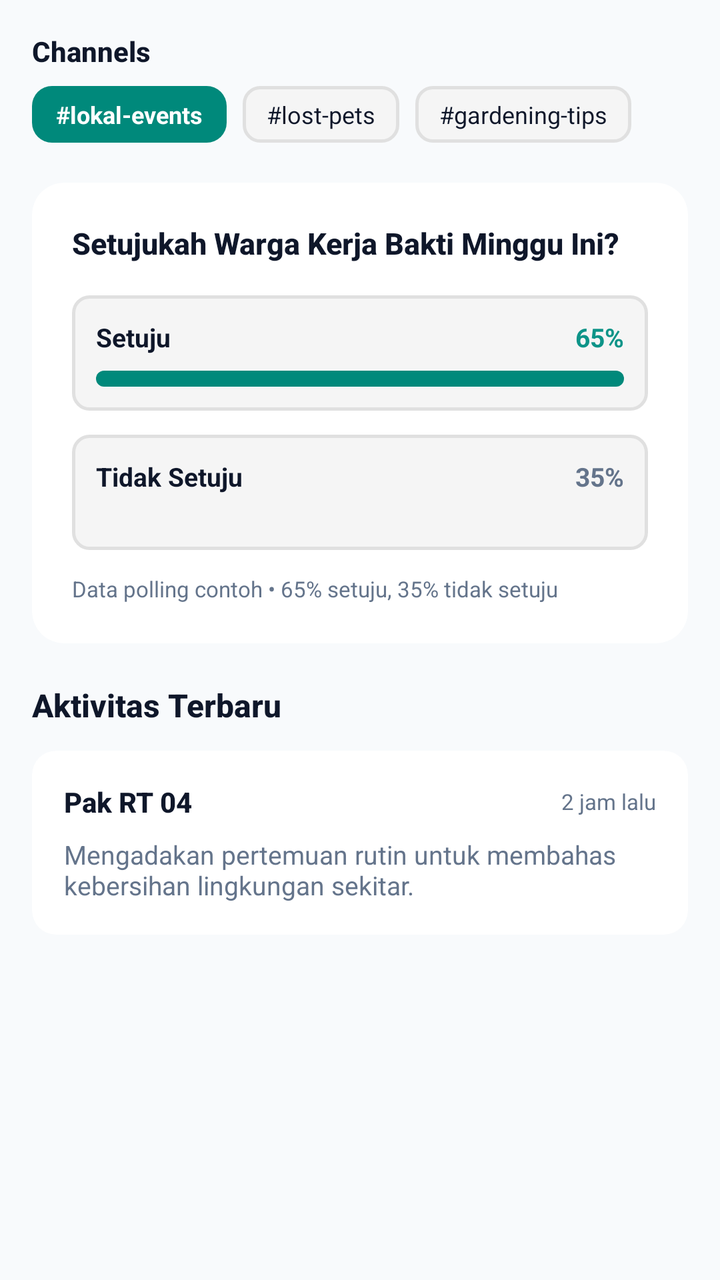
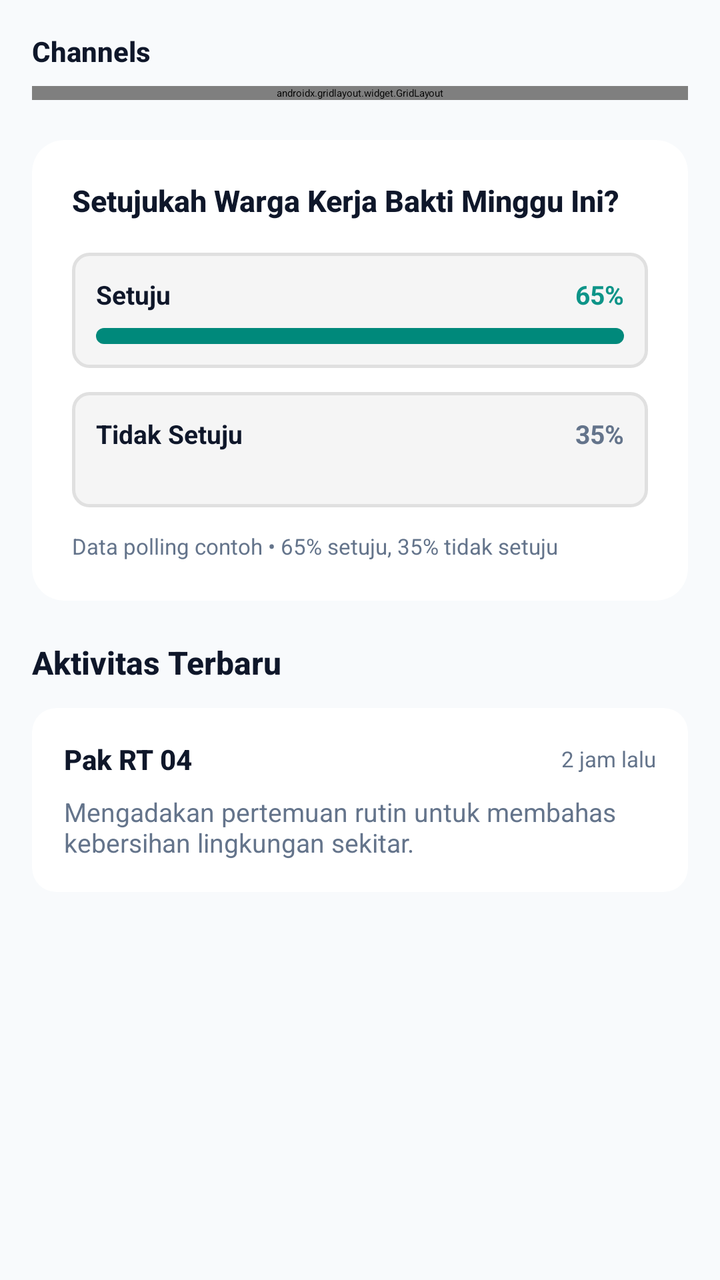

Before-and-after screenshots of an Android layout around one commit, followed by the original layout XML and the change that was made.
<!-- AndroidManifest.xml: application theme Theme.Project_Pramana -->
<!-- res/layout/fragment_forum.xml -->
<?xml version="1.0" encoding="utf-8"?>
<androidx.constraintlayout.widget.ConstraintLayout xmlns:android="http://schemas.android.com/apk/res/android"
    xmlns:app="http://schemas.android.com/apk/res-auto"
    android:layout_width="match_parent"
    android:layout_height="match_parent"
    android:background="@color/bg_light">

    <ScrollView
        android:layout_width="0dp"
        android:layout_height="0dp"
        android:clipToPadding="false"
        android:fillViewport="true"
        app:layout_constraintBottom_toBottomOf="parent"
        app:layout_constraintEnd_toEndOf="parent"
        app:layout_constraintStart_toStartOf="parent"
        app:layout_constraintTop_toTopOf="parent">

        <LinearLayout
            android:layout_width="match_parent"
            android:layout_height="wrap_content"
            android:orientation="vertical"
            android:paddingHorizontal="16dp"
            android:paddingTop="16dp"
            android:paddingBottom="40dp">

            <TextView
                android:layout_width="wrap_content"
                android:layout_height="wrap_content"
                android:layout_marginBottom="8dp"
                android:fontFamily="sans-serif-medium"
                android:text="Channels"
                android:textColor="@color/text_dark"
                android:textSize="14sp"
                android:textStyle="bold" />

            <HorizontalScrollView
                android:layout_width="match_parent"
                android:layout_height="wrap_content"
                android:layout_marginBottom="20dp"
                android:scrollbars="none">

                <LinearLayout
                    android:layout_width="wrap_content"
                    android:layout_height="wrap_content"
                    android:orientation="horizontal">

                    <TextView
                        android:layout_width="wrap_content"
                        android:layout_height="wrap_content"
                        android:layout_marginEnd="8dp"
                        android:background="@drawable/bg_btn_login"
                        android:paddingHorizontal="12dp"
                        android:paddingVertical="6dp"
                        android:text="#lokal-events"
                        android:textColor="@color/white"
                        android:textSize="12sp"
                        android:textStyle="bold" />

                    <TextView
                        android:layout_width="wrap_content"
                        android:layout_height="wrap_content"
                        android:layout_marginEnd="8dp"
                        android:background="@drawable/bg_edittext_rounded"
                        android:paddingHorizontal="12dp"
                        android:paddingVertical="6dp"
                        android:text="#lost-pets"
                        android:textColor="@color/text_dark"
                        android:textSize="12sp" />

                    <TextView
                        android:layout_width="wrap_content"
                        android:layout_height="wrap_content"
                        android:background="@drawable/bg_edittext_rounded"
                        android:paddingHorizontal="12dp"
                        android:paddingVertical="6dp"
                        android:text="#gardening-tips"
                        android:textColor="@color/text_dark"
                        android:textSize="12sp" />

                </LinearLayout>

            </HorizontalScrollView>

            <androidx.cardview.widget.CardView
                android:layout_width="match_parent"
                android:layout_height="wrap_content"
                android:layout_marginBottom="20dp"
                app:cardBackgroundColor="@color/card_light"
                app:cardCornerRadius="16dp"
                app:cardElevation="2dp">

                <LinearLayout
                    android:layout_width="match_parent"
                    android:layout_height="wrap_content"
                    android:orientation="vertical"
                    android:padding="20dp">

                    <TextView
                        android:layout_width="wrap_content"
                        android:layout_height="wrap_content"
                        android:fontFamily="sans-serif-medium"
                        android:text="Setujukah Warga Kerja Bakti Minggu Ini?"
                        android:textColor="@color/text_dark"
                        android:textSize="15sp"
                        android:textStyle="bold" />

                    <LinearLayout
                        android:id="@+id/btnVoteSetuju"
                        android:layout_width="match_parent"
                        android:layout_height="wrap_content"
                        android:layout_marginTop="16dp"
                        android:background="@drawable/bg_edittext_rounded"
                        android:clickable="true"
                        android:focusable="true"
                        android:orientation="vertical"
                        android:padding="12dp">

                        <LinearLayout
                            android:layout_width="match_parent"
                            android:layout_height="wrap_content"
                            android:orientation="horizontal">

                            <TextView
                                android:layout_width="0dp"
                                android:layout_height="wrap_content"
                                android:layout_weight="1"
                                android:text="Setuju"
                                android:textColor="@color/text_dark"
                                android:textSize="13sp"
                                android:textStyle="bold" />

                            <TextView
                                android:id="@+id/txtPercentSetuju"
                                android:layout_width="wrap_content"
                                android:layout_height="wrap_content"
                                android:text="65%"
                                android:textColor="@color/electric_teal"
                                android:textSize="13sp"
                                android:textStyle="bold" />

                        </LinearLayout>

                        <ProgressBar
                            android:id="@+id/progressSetuju"
                            style="?android:attr/progressBarStyleHorizontal"
                            android:layout_width="match_parent"
                            android:layout_height="8dp"
                            android:layout_marginTop="8dp"
                            android:max="100"
                            android:progress="65"
                            android:progressDrawable="@drawable/bg_btn_login" />

                    </LinearLayout>

                    <LinearLayout
                        android:id="@+id/btnVoteTidakSetuju"
                        android:layout_width="match_parent"
                        android:layout_height="wrap_content"
                        android:layout_marginTop="12dp"
                        android:background="@drawable/bg_edittext_rounded"
                        android:clickable="true"
                        android:focusable="true"
                        android:orientation="vertical"
                        android:padding="12dp">

                        <LinearLayout
                            android:layout_width="match_parent"
                            android:layout_height="wrap_content"
                            android:orientation="horizontal">

                            <TextView
                                android:layout_width="0dp"
                                android:layout_height="wrap_content"
                                android:layout_weight="1"
                                android:text="Tidak Setuju"
                                android:textColor="@color/text_dark"
                                android:textSize="13sp"
                                android:textStyle="bold" />

                            <TextView
                                android:id="@+id/txtPercentTidakSetuju"
                                android:layout_width="wrap_content"
                                android:layout_height="wrap_content"
                                android:text="35%"
                                android:textColor="@color/text_muted"
                                android:textSize="13sp"
                                android:textStyle="bold" />

                        </LinearLayout>

                        <ProgressBar
                            android:id="@+id/progressTidakSetuju"
                            style="?android:attr/progressBarStyleHorizontal"
                            android:layout_width="match_parent"
                            android:layout_height="8dp"
                            android:layout_marginTop="8dp"
                            android:max="100"
                            android:progress="35" />

                    </LinearLayout>

                    <TextView
                        android:layout_width="wrap_content"
                        android:layout_height="wrap_content"
                        android:layout_marginTop="12dp"
                        android:text="Data polling contoh • 65% setuju, 35% tidak setuju"
                        android:textColor="@color/text_muted"
                        android:textSize="11sp" />

                </LinearLayout>

            </androidx.cardview.widget.CardView>

            <TextView
                android:layout_width="wrap_content"
                android:layout_height="wrap_content"
                android:layout_marginBottom="12dp"
                android:fontFamily="sans-serif-medium"
                android:text="Aktivitas Terbaru"
                android:textColor="@color/text_dark"
                android:textSize="16sp"
                android:textStyle="bold" />

            <androidx.cardview.widget.CardView
                android:layout_width="match_parent"
                android:layout_height="wrap_content"
                app:cardBackgroundColor="@color/card_light"
                app:cardCornerRadius="12dp"
                app:cardElevation="2dp">

                <LinearLayout
                    android:layout_width="match_parent"
                    android:layout_height="wrap_content"
                    android:orientation="vertical"
                    android:padding="16dp">

                    <LinearLayout
                        android:layout_width="match_parent"
                        android:layout_height="wrap_content"
                        android:gravity="center_vertical"
                        android:orientation="horizontal">

                        <TextView
                            android:layout_width="0dp"
                            android:layout_height="wrap_content"
                            android:layout_weight="1"
                            android:fontFamily="sans-serif-medium"
                            android:text="Pak RT 04"
                            android:textColor="@color/text_dark"
                            android:textSize="14sp"
                            android:textStyle="bold" />

                        <TextView
                            android:layout_width="wrap_content"
                            android:layout_height="wrap_content"
                            android:text="2 jam lalu"
                            android:textColor="@color/text_muted"
                            android:textSize="11sp" />

                    </LinearLayout>

                    <TextView
                        android:layout_width="wrap_content"
                        android:layout_height="wrap_content"
                        android:layout_marginTop="8dp"
                        android:text="Mengadakan pertemuan rutin untuk membahas kebersihan lingkungan sekitar."
                        android:textColor="@color/text_muted"
                        android:textSize="13sp" />

                </LinearLayout>

            </androidx.cardview.widget.CardView>

        </LinearLayout>

    </ScrollView>

</androidx.constraintlayout.widget.ConstraintLayout>
<!-- resources referenced by this layout -->
<resources>
  <color name="bg_light">#F8FAFC</color>
  <color name="card_light">#FFFFFF</color>
  <color name="electric_teal">#0D9488</color>
  <color name="text_dark">#0F172A</color>
  <color name="text_muted">#64748B</color>
  <color name="white">#FFFFFFFF</color>
  <!-- drawable bg_btn_login (drawable) -->
  <?xml version="1.0" encoding="utf-8"?>
  <shape xmlns:android="http://schemas.android.com/apk/res/android"
      android:shape="rectangle">
      <gradient
          android:angle="90"
          android:startColor="#00897B"
          android:endColor="#00695C"
          android:type="linear" />
      <corners android:radius="10dp" />
      <solid android:color="#00897B" />
  </shape>
  <!-- drawable bg_edittext_rounded (drawable) -->
  <?xml version="1.0" encoding="utf-8"?>
  <shape xmlns:android="http://schemas.android.com/apk/res/android"
      android:shape="rectangle">
      <solid android:color="#F5F5F5" />
      <corners android:radius="8dp" />
      <stroke
          android:width="1.5dp"
          android:color="#E0E0E0" />
  </shape>
  <style name="Theme.Project_Pramana" parent="Base.Theme.Project_Pramana" />
  <style name="Base.Theme.Project_Pramana" parent="Theme.Material3.DayNight.NoActionBar">
          <item name="colorPrimary">@color/electric_teal</item>
          <item name="colorPrimaryVariant">@color/electric_teal_dark</item>
          <item name="colorOnPrimary">@color/white</item>
          <item name="colorSecondary">@color/electric_teal_light</item>
          <item name="colorOnSecondary">@color/primary_dark</item>
          <item name="android:statusBarColor">@color/primary_dark</item>
          <item name="android:windowLightStatusBar">false</item>
      </style>
  <color name="electric_teal_dark">#0F766E</color>
  <color name="electric_teal_light">#CCFBF1</color>
  <color name="primary_dark">#0F172A</color>
</resources>

<!-- the commit's change to res/layout/fragment_forum.xml (unified diff, before → after) -->
@@ -23,6 +23,7 @@
             android:paddingTop="16dp"
             android:paddingBottom="40dp">
 
+            
             <TextView
                 android:layout_width="wrap_content"
                 android:layout_height="wrap_content"
@@ -33,54 +34,35 @@
                 android:textSize="14sp"
                 android:textStyle="bold" />
 
-            <HorizontalScrollView
+            <androidx.gridlayout.widget.GridLayout
+                android:id="@+id/gridMenu"
                 android:layout_width="match_parent"
                 android:layout_height="wrap_content"
                 android:layout_marginBottom="20dp"
-                android:scrollbars="none">
-
-                <LinearLayout
-                    android:layout_width="wrap_content"
-                    android:layout_height="wrap_content"
-                    android:orientation="horizontal">
-
-                    <TextView
-                        android:layout_width="wrap_content"
-                        android:layout_height="wrap_content"
-                        android:layout_marginEnd="8dp"
-                        android:background="@drawable/bg_btn_login"
-                        android:paddingHorizontal="12dp"
-                        android:paddingVertical="6dp"
-                        android:text="#lokal-events"
-                        android:textColor="@color/white"
-                        android:textSize="12sp"
-                        android:textStyle="bold" />
-
-                    <TextView
-                        android:layout_width="wrap_content"
-                        android:layout_height="wrap_content"
-                        android:layout_marginEnd="8dp"
-                        android:background="@drawable/bg_edittext_rounded"
-                        android:paddingHorizontal="12dp"
-                        android:paddingVertical="6dp"
-                        android:text="#lost-pets"
-                        android:textColor="@color/text_dark"
-                        android:textSize="12sp" />
-
-                    <TextView
-                        android:layout_width="wrap_content"
-                        android:layout_height="wrap_content"
-                        android:background="@drawable/bg_edittext_rounded"
-                        android:paddingHorizontal="12dp"
-                        android:paddingVertical="6dp"
-                        android:text="#gardening-tips"
-                        android:textColor="@color/text_dark"
-                        android:textSize="12sp" />
-
-                </LinearLayout>
-
-            </HorizontalScrollView>
-
+                app:columnCount="3"
+                app:useDefaultMargins="true">
+
+                <com.google.android.material.button.MaterialButton
+                    android:layout_width="0dp"
+                    android:layout_height="wrap_content"
+                    android:text="#lokal-events"
+                    app:layout_columnWeight="1" />
+
+                <com.google.android.material.button.MaterialButton
+                    android:layout_width="0dp"
+                    android:layout_height="wrap_content"
+                    android:text="#lost-pets"
+                    app:layout_columnWeight="1" />
+
+                <com.google.android.material.button.MaterialButton
+                    android:layout_width="0dp"
+                    android:layout_height="wrap_content"
+                    android:text="#gardening-tips"
+                    app:layout_columnWeight="1" />
+
+            </androidx.gridlayout.widget.GridLayout>
+
+            
             <androidx.cardview.widget.CardView
                 android:layout_width="match_parent"
                 android:layout_height="wrap_content"
@@ -104,6 +86,7 @@
                         android:textSize="15sp"
                         android:textStyle="bold" />
 
+                    
                     <LinearLayout
                         android:id="@+id/btnVoteSetuju"
                         android:layout_width="match_parent"
@@ -152,6 +135,7 @@
 
                     </LinearLayout>
 
+                    
                     <LinearLayout
                         android:id="@+id/btnVoteTidakSetuju"
                         android:layout_width="match_parent"
@@ -211,6 +195,7 @@
 
             </androidx.cardview.widget.CardView>
 
+            
             <TextView
                 android:layout_width="wrap_content"
                 android:layout_height="wrap_content"
@@ -221,6 +206,7 @@
                 android:textSize="16sp"
                 android:textStyle="bold" />
 
+            
             <androidx.cardview.widget.CardView
                 android:layout_width="match_parent"
                 android:layout_height="wrap_content"
<!-- resource entries referenced after the edit -->
@@ -29,12 +29,15 @@
           android:color="#E0E0E0" />
   </shape>
   <style name="Theme.Project_Pramana" parent="Base.Theme.Project_Pramana" />
-  <style name="Base.Theme.Project_Pramana" parent="Theme.Material3.DayNight.NoActionBar">
+  <style name="Base.Theme.Project_Pramana" parent="Theme.MaterialComponents.DayNight.NoActionBar">
+          
           <item name="colorPrimary">@color/electric_teal</item>
           <item name="colorPrimaryVariant">@color/electric_teal_dark</item>
           <item name="colorOnPrimary">@color/white</item>
           <item name="colorSecondary">@color/electric_teal_light</item>
           <item name="colorOnSecondary">@color/primary_dark</item>
+  
+          
           <item name="android:statusBarColor">@color/primary_dark</item>
           <item name="android:windowLightStatusBar">false</item>
       </style>
